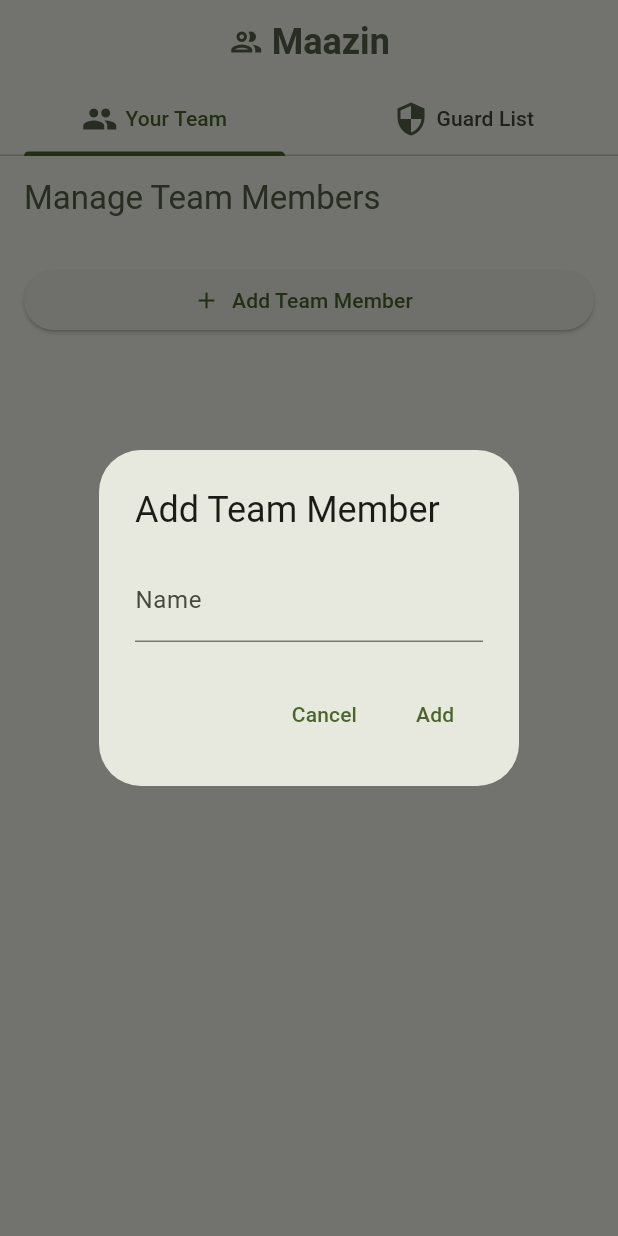
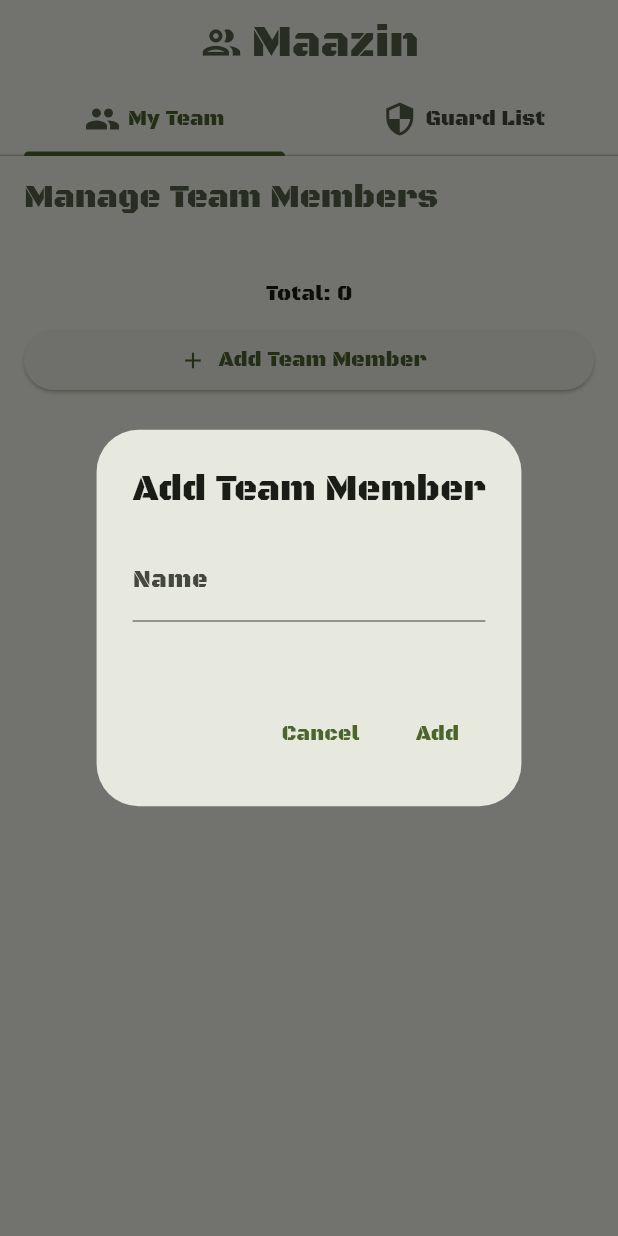
Before and after one commit to RonGissin/maazin_app, a Flutter app: the screen it shows after launch, after a tap on "Add Team Member", on a phone screen of 412 x 824 dp. Run offline on Flutter 3.47's test engine with Material 3 defaults, Android fonts, the phone set to English and light mode, and no system bars; our stand-ins replace shared_preferences.

Commit message:
add fons ,fix bugs

```diff
--- a/lib/main.dart
+++ b/lib/main.dart
@@ -24,11 +24,13 @@ class MaazinApp extends StatelessWidget {
       title: 'Maazin',
       theme: ThemeData(
         colorScheme: ColorScheme.fromSeed(seedColor: Colors.lightGreen),
+        fontFamily: "BlackOpsOne"
       ),
       home: MaazinHomePage(),
     );
   }
 }
+
 
 class MaazinHomePage extends StatelessWidget {
   @override
@@ -45,16 +47,14 @@ class MaazinHomePage extends StatelessWidget {
             Icon(
               Icons.group_outlined, // Replace with your desired icon
               color: secondaryColor,
-              size: 24.0,
+              size: 30.0,
             ),
             SizedBox(width: 5.0), // Add spacing between icon and text
             Text(
               'Maazin',
               style: TextStyle(
                 color: secondaryColor,
-                fontSize: 24.0,
-                fontWeight: FontWeight.bold,
-              ),
+               fontSize: 30),
             ),
           ],
           ),
@@ -69,7 +69,7 @@ class MaazinHomePage extends StatelessWidget {
                       color: secondaryColor,
                     ),
                     SizedBox(width: 5.0), // Add spacing between icon and text
-                    Text('Your Team'),
+                    Text('My Team'),
                   ],
               )),
               Tab(
--- a/lib/screens/team_list_screen.dart
+++ b/lib/screens/team_list_screen.dart
@@ -1,20 +1,22 @@
 import 'package:flutter/material.dart';
+import 'package:maazin_app/models/team_member.dart';
 import 'package:provider/provider.dart';
 import '../widgets/team_list.dart';
 import '../team_provider.dart';
-
+import '../widgets/add_team_member_dialog.dart';
 class TeamListScreen extends StatelessWidget {
-  const TeamListScreen({super.key});
+  const TeamListScreen({Key? key}) : super(key: key);
 
   @override
   Widget build(BuildContext context) {
     Color secondaryColor = Theme.of(context).colorScheme.secondary;
+    List<TeamMember> teamMembers = Provider.of<TeamProvider>(context).teamMembers;
 
     return Scaffold(
       appBar: AppBar(
         title: Text(
           'Manage Team Members',
-          style: TextStyle(color: secondaryColor)
+          style: TextStyle(color: secondaryColor),
         ),
       ),
       body: Padding(
@@ -22,9 +24,15 @@ class TeamListScreen extends StatelessWidget {
         child: Column(
           crossAxisAlignment: CrossAxisAlignment.stretch,
           children: [
+            Center(child: Padding(padding: EdgeInsets.all(10.0), child: Text("Total: ${teamMembers.length}"))),
             ElevatedButton.icon(
               onPressed: () {
-                _showAddTeamMemberDialog(context);
+                showDialog(
+                  context: context,
+                  builder: (BuildContext context) {
+                    return AddTeamMemberDialog(teamMembers: teamMembers);
+                  },
+                );
               },
               icon: const Icon(Icons.add),
               label: const Text('Add Team Member'),
@@ -36,40 +44,4 @@ class TeamListScreen extends StatelessWidget {
       ),
     );
   }
-
-  void _showAddTeamMemberDialog(BuildContext context) {
-    TextEditingController controller = TextEditingController();
-
-    showDialog(
-      context: context,
-      builder: (BuildContext context) {
-        return AlertDialog(
-          title: const Text('Add Team Member'),
-          content: TextField(
-            controller: controller,
-            decoration: const InputDecoration(labelText: 'Name'),
-          ),
-          actions: [
-            TextButton(
-              onPressed: () {
-                Navigator.pop(context);
-              },
-              child: const Text('Cancel'),
-            ),
-            TextButton(
-              onPressed: () {
-                String newMemberName = controller.text.trim();
-                if (newMemberName.isNotEmpty) {
-                  // Use TeamProvider to add the new team member
-                  Provider.of<TeamProvider>(context, listen: false).addTeamMember(newMemberName);
-                  Navigator.pop(context);
-                }
-              },
-              child: const Text('Add'),
-            ),
-          ],
-        );
-      },
-    );
-  }
 }
--- /dev/null
+++ b/lib/widgets/add_team_member_dialog.dart
@@ -0,0 +1,72 @@
+import 'package:flutter/material.dart';
+import '../team_provider.dart';
+import '../models/team_member.dart';
+import 'package:provider/provider.dart';
+
+
+class AddTeamMemberDialog extends StatefulWidget {
+  final List<TeamMember> teamMembers;
+
+  const AddTeamMemberDialog({Key? key, required this.teamMembers}) : super(key: key);
+
+  @override
+  _AddTeamMemberDialogState createState() => _AddTeamMemberDialogState();
+}
+
+class _AddTeamMemberDialogState extends State<AddTeamMemberDialog> {
+  TextEditingController _controller = TextEditingController();
+  bool _showEmptyError = false;
+  bool _showNameExistsError = false;
+
+  @override
+  Widget build(BuildContext context) {
+    return AlertDialog(
+      title: const Text('Add Team Member'),
+      content: Column(
+        mainAxisSize: MainAxisSize.min,
+        children: [
+          TextField(
+            controller: _controller,
+            decoration: const InputDecoration(labelText: 'Name'),
+          ),
+          SizedBox(height: 8.0),
+          Text(
+            _showEmptyError
+                ? 'Please enter a valid input'
+                : _showNameExistsError
+                    ? 'Please enter a non-existing name'
+                    : '',
+            style: TextStyle(color: Colors.red),
+          ),
+        ],
+      ),
+      actions: [
+        TextButton(
+          onPressed: () {
+            Navigator.pop(context);
+          },
+          child: const Text('Cancel'),
+        ),
+        TextButton(
+          onPressed: () {
+            String newMemberName = _controller.text.trim();
+            String lowerCaseMemberName = newMemberName.toLowerCase();
+
+            setState(() {
+              _showEmptyError = newMemberName.isEmpty;
+              _showNameExistsError =
+                  newMemberName.isNotEmpty && widget.teamMembers.map((e) => e.name.toLowerCase()).contains(lowerCaseMemberName);
+            });
+
+            if (!_showEmptyError && !_showNameExistsError) {
+              // Use TeamProvider to add the new team member
+              Provider.of<TeamProvider>(context, listen: false).addTeamMember(newMemberName);
+              Navigator.pop(context);
+            }
+          },
+          child: const Text('Add'),
+        ),
+      ],
+    );
+  }
+}
--- a/pubspec.yaml
+++ b/pubspec.yaml
@@ -33,7 +33,6 @@ dependencies:
   shared_preferences: ^2.0.9
   provider: ^6.1.1
 
-
   # The following adds the Cupertino Icons font to your application.
   # Use with the CupertinoIcons class for iOS style icons.
   cupertino_icons: ^1.0.2
@@ -55,6 +54,10 @@ dev_dependencies:
 # The following section is specific to Flutter packages.
 flutter:
 
+  fonts:
+    - family: BlackOpsOne
+      fonts:
+        - asset: fonts/BlackOpsOne-Regular.ttf
   # The following line ensures that the Material Icons font is
   # included with your application, so that you can use the icons in
   # the material Icons class.
```
Also changed, not shown: lib/screens/guard_list_screen.dart (+17 -10 lines), lib/widgets/guard_groups_list.dart (+10 -3 lines), lib/widgets/number_of_guards_input.dart (+8 -2 lines), fonts/BlackOpsOne-Regular.ttf (added), lib/widgets/team_list.dart (line endings or trailing spaces).
